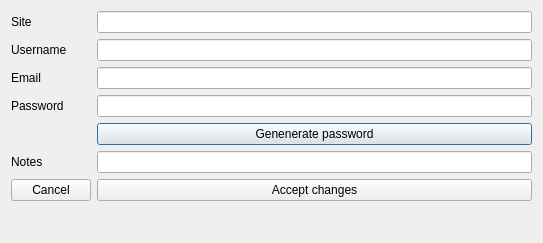
Old version of the form resources/editEntry.ui in the repository GeorgeHoneywood/pastword.
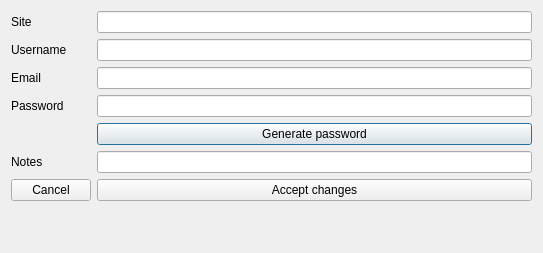
New version of the form. Icons and pictures are not drawn.

Commit message: fixed a typo in the edit entry dialog

What changed in the file:
```diff
--- a/resources/editEntry.ui
+++ b/resources/editEntry.ui
@@ -7,7 +7,7 @@
     <x>0</x>
     <y>0</y>
     <width>543</width>
-    <height>243</height>
+    <height>253</height>
    </rect>
   </property>
   <property name="sizePolicy">
@@ -85,7 +85,7 @@
    <item row="4" column="1">
     <widget class="QPushButton" name="pbEditPWGen">
      <property name="text">
-      <string>Genenerate password</string>
+      <string>Generate password</string>
      </property>
     </widget>
    </item>
```
